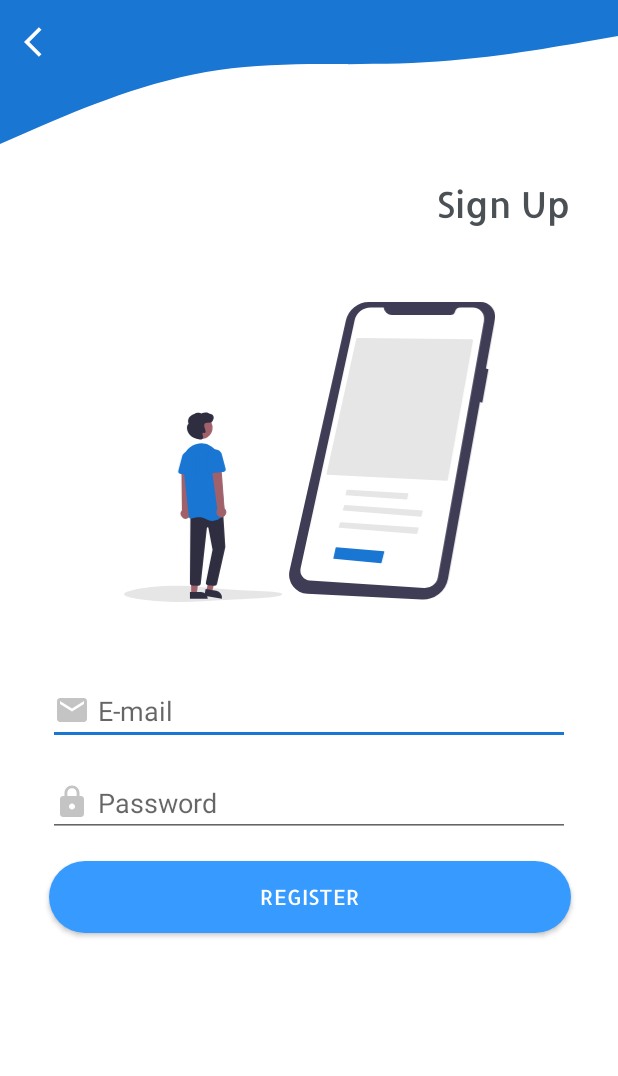
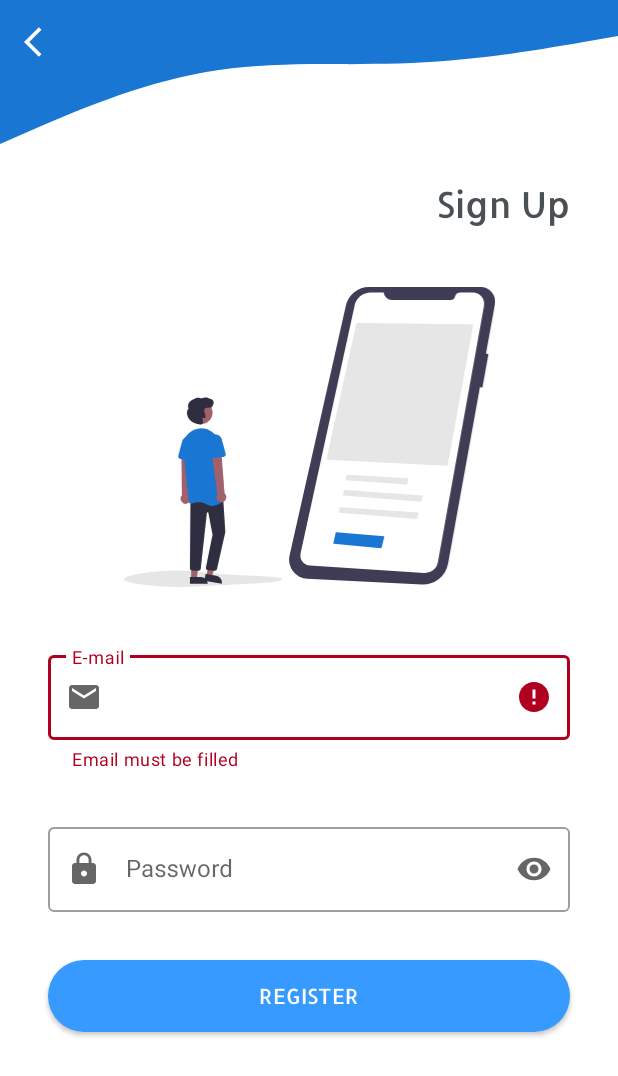
Before and after one commit to vllami/capstone-project, an Android app: the SignUpActivity screen opened directly, with no data from a screen before it, after a tap on "REGISTER", on a phone screen of 412 x 824 dp. Shown: the top 1076 px of the screen. Run offline under Robolectric (Android 15) with nearby library versions, the phone set to English and light mode, and no system bars; our stand-ins replace Firebase (no records; nobody signed in at launch, a user with empty details on screens opened directly).

Commit message:
register commit

```diff
--- a/app/src/main/java/team/getherfolg/capstone/ui/register/auth/SignUpActivity.kt
+++ b/app/src/main/java/team/getherfolg/capstone/ui/register/auth/SignUpActivity.kt
@@ -1,24 +1,18 @@
 package team.getherfolg.capstone.ui.register.auth
 
 import android.content.Intent
+import android.content.Intent.*
 import android.os.Bundle
-import android.util.Log
+import android.util.Patterns
 import android.widget.Toast
 import androidx.appcompat.app.AppCompatActivity
-import com.google.android.gms.tasks.OnCompleteListener
 import com.google.firebase.auth.FirebaseAuth
-import com.google.firebase.firestore.FirebaseFirestore
 import team.getherfolg.capstone.databinding.ActivitySignUpBinding
 
 class SignUpActivity : AppCompatActivity() {
 
     private lateinit var signUpBinding: ActivitySignUpBinding
     private lateinit var mAuth: FirebaseAuth
-    private lateinit var db: FirebaseFirestore
-
-    companion object {
-        const val TAG = "Register"
-    }
 
     override fun onCreate(savedInstanceState: Bundle?) {
         super.onCreate(savedInstanceState)
@@ -28,49 +22,51 @@ class SignUpActivity : AppCompatActivity() {
         signUpBinding.toolbar.setNavigationOnClickListener { onBackPressed() }
 
         mAuth = FirebaseAuth.getInstance()
-        db = FirebaseFirestore.getInstance()
 
-        signUpBinding.btnRegister.setOnClickListener {
-            val email = signUpBinding.etEmail.text.toString()
-            val password = signUpBinding.etPassword.text.toString()
+        signUpBinding.apply {
+            btnRegister.setOnClickListener {
+                val email = etEmail.text.toString().trim()
+                val password = etPassword.text.toString().trim()
 
-            if (email.isEmpty() || password.isEmpty()) {
-                Toast.makeText(this, "Data shouldn't be empty", Toast.LENGTH_SHORT).show()
-                return@setOnClickListener
-            } else {
-                mAuth.createUserWithEmailAndPassword(email, password)
-                    .addOnCompleteListener(this, OnCompleteListener { task ->
-                        Toast.makeText(
-                            this,
-                            "createAccountWithEmail: onComplete" + task.isSuccessful,
-                            Toast.LENGTH_SHORT
-                        ).show()
+                when {
+                    email.isEmpty() -> {
+                        inputEmail.error = "Email must be filled"
+                        return@setOnClickListener
+                    }
+                    !Patterns.EMAIL_ADDRESS.matcher(email).matches() -> {
+                        inputEmail.error = "Email is not valid"
+                        return@setOnClickListener
+                    }
+                    password.isEmpty() || password.length < 6 -> {
+                        inputPassword.error = "Minimum of password is 6 characters"
+                        return@setOnClickListener
+                    }
+                    else -> userSignUp(email, password)
+                }
+            }
+        }
+    }
 
-                        if (!task.isSuccessful) {
-                            Toast.makeText(this, "Account Not Created", Toast.LENGTH_SHORT).show()
-                            return@OnCompleteListener
-                        } else {
-                            val newUser = hashMapOf(
-                                "E-mail" to email,
-                                "Password" to password
-                            )
-                            db.collection("users").add(newUser)
-                                .addOnSuccessListener {
-                                    Log.i(TAG, "Sign up success, will be save to ${it.id}")
-                                }
-                                .addOnFailureListener {
-                                    Log.i(TAG, "Sign up failed, ${it.message}")
-                                }
+    private fun userSignUp(email: String, password: String) {
+        mAuth.createUserWithEmailAndPassword(email, password)
+            .addOnCompleteListener(this) {
+                if (it.isSuccessful) {
+                    Intent(this, LoginActivity::class.java).also { move ->
+                        move.flags = FLAG_ACTIVITY_NEW_TASK or FLAG_ACTIVITY_CLEAR_TASK
+                        startActivity(move)
+                    }
+                } else {
+                    Toast.makeText(this, "${it.exception?.message}", Toast.LENGTH_SHORT).show()
+                }
+            }
+    }
 
-                            Intent(this, LoginActivity::class.java).also {
-                                startActivity(it)
-                            }
-                            finish()
-                        }
-                    })
-                    .addOnFailureListener { exception ->
-                        Log.e("error", exception.message.toString() )
-                    }
+    override fun onStart() {
+        super.onStart()
+        if (mAuth.currentUser != null) {
+            Intent(this, LoginActivity::class.java).also { move ->
+                move.flags = FLAG_ACTIVITY_NEW_TASK or FLAG_ACTIVITY_CLEAR_TASK
+                startActivity(move)
             }
         }
     }
--- a/app/src/main/res/drawable/bg_button_login_selected.xml
+++ b/app/src/main/res/drawable/bg_button_login_selected.xml
@@ -1,5 +1,5 @@
 <?xml version="1.0" encoding="utf-8"?>
 <shape xmlns:android="http://schemas.android.com/apk/res/android">
-    <solid android:color="#105CA8" />
+    <solid android:color="#114E8A" />
     <corners android:radius="30dp" />
 </shape>
--- a/app/src/main/res/drawable/bg_button_login_selector.xml
+++ b/app/src/main/res/drawable/bg_button_login_selector.xml
@@ -1,5 +1,6 @@
 <?xml version="1.0" encoding="utf-8"?>
-<selector xmlns:android="http://schemas.android.com/apk/res/android">
+<selector xmlns:android="http://schemas.android.com/apk/res/android"
+    android:exitFadeDuration="@integer/config_navAnimTime">
     <item android:drawable="@drawable/bg_button_login_selected"
         android:state_pressed="true" />
     <item android:drawable="@drawable/bg_button_login_unselect" />
--- a/app/src/main/res/drawable/bg_signup_selected.xml
+++ b/app/src/main/res/drawable/bg_button_signup_selected.xml
@@ -1,5 +1,5 @@
 <?xml version="1.0" encoding="utf-8"?>
 <shape xmlns:android="http://schemas.android.com/apk/res/android">
     <corners android:radius="30dp" />
-    <solid android:color="#105CA8" />
+    <solid android:color="#2F85DC" />
 </shape>
--- a/app/src/main/res/drawable/bg_button_signup_selector.xml
+++ b/app/src/main/res/drawable/bg_button_signup_selector.xml
@@ -1,6 +1,7 @@
 <?xml version="1.0" encoding="utf-8"?>
-<selector xmlns:android="http://schemas.android.com/apk/res/android">
-    <item android:drawable="@drawable/bg_signup_selected"
+<selector xmlns:android="http://schemas.android.com/apk/res/android"
+    android:exitFadeDuration="@integer/config_navAnimTime">
+    <item android:drawable="@drawable/bg_button_signup_selected"
         android:state_pressed="true" />
     <item android:drawable="@drawable/bg_button_singup_unselect" />
 </selector>
--- a/app/src/main/res/drawable/btn_txt_selector.xml
+++ b/app/src/main/res/drawable/btn_txt_selector.xml
@@ -1,5 +1,5 @@
 <?xml version="1.0" encoding="utf-8"?>
 <selector xmlns:android="http://schemas.android.com/apk/res/android">
-    <item android:color="#817C7C" android:state_pressed="true" />
+    <item android:color="#CACACA" android:state_pressed="true" />
     <item android:color="@color/white" />
 </selector>
--- /dev/null
+++ b/app/src/main/res/drawable/ic_home_false.xml
@@ -0,0 +1,5 @@
+<vector android:height="24dp" android:tint="#4B5055"
+    android:viewportHeight="24" android:viewportWidth="24"
+    android:width="24dp" xmlns:android="http://schemas.android.com/apk/res/android">
+    <path android:fillColor="@android:color/white" android:pathData="M12,5.69l5,4.5V18h-2v-6H9v6H7v-7.81l5,-4.5M12,3L2,12h3v8h6v-6h2v6h6v-8h3L12,3z"/>
+</vector>
--- /dev/null
+++ b/app/src/main/res/drawable/ic_home_selector.xml
@@ -0,0 +1,5 @@
+<?xml version="1.0" encoding="utf-8"?>
+<selector xmlns:android="http://schemas.android.com/apk/res/android">
+    <item android:drawable="@drawable/ic_home_true" android:state_selected="true" />
+    <item android:drawable="@drawable/ic_home_false" />
+</selector>
--- /dev/null
+++ b/app/src/main/res/drawable/ic_profile_false.xml
@@ -0,0 +1,5 @@
+<vector android:height="24dp" android:tint="#4B5055"
+    android:viewportHeight="24" android:viewportWidth="24"
+    android:width="24dp" xmlns:android="http://schemas.android.com/apk/res/android">
+    <path android:fillColor="@android:color/white" android:pathData="M12,2C6.48,2 2,6.48 2,12s4.48,10 10,10 10,-4.48 10,-10S17.52,2 12,2zM7.07,18.28c0.43,-0.9 3.05,-1.78 4.93,-1.78s4.51,0.88 4.93,1.78C15.57,19.36 13.86,20 12,20s-3.57,-0.64 -4.93,-1.72zM18.36,16.83c-1.43,-1.74 -4.9,-2.33 -6.36,-2.33s-4.93,0.59 -6.36,2.33C4.62,15.49 4,13.82 4,12c0,-4.41 3.59,-8 8,-8s8,3.59 8,8c0,1.82 -0.62,3.49 -1.64,4.83zM12,6c-1.94,0 -3.5,1.56 -3.5,3.5S10.06,13 12,13s3.5,-1.56 3.5,-3.5S13.94,6 12,6zM12,11c-0.83,0 -1.5,-0.67 -1.5,-1.5S11.17,8 12,8s1.5,0.67 1.5,1.5S12.83,11 12,11z"/>
+</vector>
--- /dev/null
+++ b/app/src/main/res/drawable/ic_profile_selector.xml
@@ -0,0 +1,5 @@
+<?xml version="1.0" encoding="utf-8"?>
+<selector xmlns:android="http://schemas.android.com/apk/res/android">
+    <item android:drawable="@drawable/ic_profile_true" android:state_selected="true" />
+    <item android:drawable="@drawable/ic_profile_false" />
+</selector>
--- a/app/src/main/res/layout/activity_sign_up.xml
+++ b/app/src/main/res/layout/activity_sign_up.xml
@@ -39,51 +39,66 @@
         android:id="@+id/icon_sign_up"
         android:layout_width="250dp"
         android:layout_height="200dp"
-        android:layout_marginTop="50dp"
+        android:layout_marginTop="40dp"
         android:src="@drawable/ic_sign_up"
         app:layout_constraintEnd_toEndOf="parent"
         app:layout_constraintStart_toStartOf="parent"
         app:layout_constraintTop_toBottomOf="@+id/login_tv" />
 
-    <androidx.appcompat.widget.AppCompatEditText
-        android:id="@+id/et_email"
+    <com.google.android.material.textfield.TextInputLayout
+        android:id="@+id/input_email"
+        style="@style/Widget.MaterialComponents.TextInputLayout.OutlinedBox"
         android:layout_width="match_parent"
         android:layout_height="wrap_content"
         android:layout_marginStart="32dp"
-        android:layout_marginTop="50dp"
+        android:layout_marginTop="40dp"
         android:layout_marginEnd="32dp"
-        android:drawableStart="@drawable/ic_email"
-        android:drawablePadding="5dp"
         android:hint="@string/e_mail"
-        app:layout_constraintEnd_toEndOf="@+id/icon_sign_up"
-        app:layout_constraintStart_toStartOf="@+id/icon_sign_up"
-        app:layout_constraintTop_toBottomOf="@+id/icon_sign_up" />
+        app:startIconDrawable="@drawable/ic_email"
+        app:endIconMode="clear_text"
+        app:layout_constraintEnd_toEndOf="parent"
+        app:layout_constraintStart_toStartOf="parent"
+        app:layout_constraintTop_toBottomOf="@+id/icon_sign_up">
 
-    <androidx.appcompat.widget.AppCompatEditText
-        android:id="@+id/et_password"
-        android:layout_width="match_parent"
+        <com.google.android.material.textfield.TextInputEditText
+            android:id="@+id/et_email"
+            android:layout_width="match_parent"
+            android:layout_height="wrap_content" />
+
+    </com.google.android.material.textfield.TextInputLayout>
+
+    <com.google.android.material.textfield.TextInputLayout
+        android:id="@+id/input_password"
+        style="@style/Widget.MaterialComponents.TextInputLayout.OutlinedBox"
+        android:layout_width="0dp"
         android:layout_height="wrap_content"
-        android:layout_marginStart="32dp"
-        android:layout_marginTop="16dp"
-        android:layout_marginEnd="32dp"
-        android:drawableStart="@drawable/ic_password"
-        android:drawablePadding="5dp"
+        android:layout_marginTop="32dp"
         android:hint="@string/password"
-        app:layout_constraintEnd_toEndOf="@+id/et_email"
-        app:layout_constraintStart_toStartOf="@+id/et_email"
-        app:layout_constraintTop_toBottomOf="@+id/et_email" />
+        app:startIconDrawable="@drawable/ic_password"
+        app:endIconMode="password_toggle"
+        app:layout_constraintEnd_toEndOf="@+id/input_email"
+        app:layout_constraintStart_toStartOf="@+id/input_email"
+        app:layout_constraintTop_toBottomOf="@+id/input_email">
+
+        <com.google.android.material.textfield.TextInputEditText
+            android:id="@+id/et_password"
+            android:layout_width="match_parent"
+            android:layout_height="wrap_content"
+            android:inputType="textPassword" />
+
+    </com.google.android.material.textfield.TextInputLayout>
 
     <androidx.appcompat.widget.AppCompatButton
         android:id="@+id/btn_register"
         android:layout_width="0dp"
         android:layout_height="wrap_content"
-        android:layout_marginTop="16dp"
+        android:layout_marginTop="32dp"
         android:background="@drawable/bg_button_signup_selector"
         android:fontFamily="@font/allerta"
         android:text="@string/register"
         android:textColor="@color/white"
-        app:layout_constraintEnd_toEndOf="@+id/et_password"
-        app:layout_constraintStart_toStartOf="@+id/et_password"
-        app:layout_constraintTop_toBottomOf="@+id/et_password" />
+        app:layout_constraintEnd_toEndOf="@+id/input_password"
+        app:layout_constraintStart_toStartOf="@+id/input_password"
+        app:layout_constraintTop_toBottomOf="@+id/input_password" />
 
 </androidx.constraintlayout.widget.ConstraintLayout>
--- a/app/src/main/res/menu/bottom_menu.xml
+++ b/app/src/main/res/menu/bottom_menu.xml
@@ -3,7 +3,7 @@
 
     <item
         android:id="@+id/nav_home"
-        android:icon="@drawable/ic_home"
+        android:icon="@drawable/ic_home_selector"
         android:title="@string/home" />
 
     <item
@@ -13,6 +13,6 @@
 
     <item
         android:id="@+id/nav_profile"
-        android:icon="@drawable/ic_profile"
+        android:icon="@drawable/ic_profile_selector"
         android:title="@string/profile" />
 </menu>
--- a/app/src/main/res/values/strings.xml
+++ b/app/src/main/res/values/strings.xml
@@ -17,4 +17,5 @@
     <string name="profile">Profile</string>
     <!-- TODO: Remove or change this placeholder text -->
     <string name="hello_blank_fragment">Hello blank fragment</string>
+    <string name="log_out">Log out</string>
 </resources>
```
Also changed, not shown: app/src/main/java/team/getherfolg/capstone/ui/main/profile/ProfileFragment.kt (+35 -45 lines), app/src/main/java/team/getherfolg/capstone/ui/register/auth/AuthenticationActivity.kt (+14 -0 lines), app/src/main/java/team/getherfolg/capstone/ui/register/auth/LoginActivity.kt (+46 -31 lines), app/src/main/res/layout/activity_login.xml (+37 -20 lines), app/src/main/res/menu/logout_menu.xml (added, +8 -0 lines), app/src/main/res/drawable/ic_home_true.xml (renamed from app/src/main/res/drawable/ic_home.xml), app/src/main/res/drawable/ic_profile_true.xml (renamed from app/src/main/res/drawable/ic_profile.xml).
